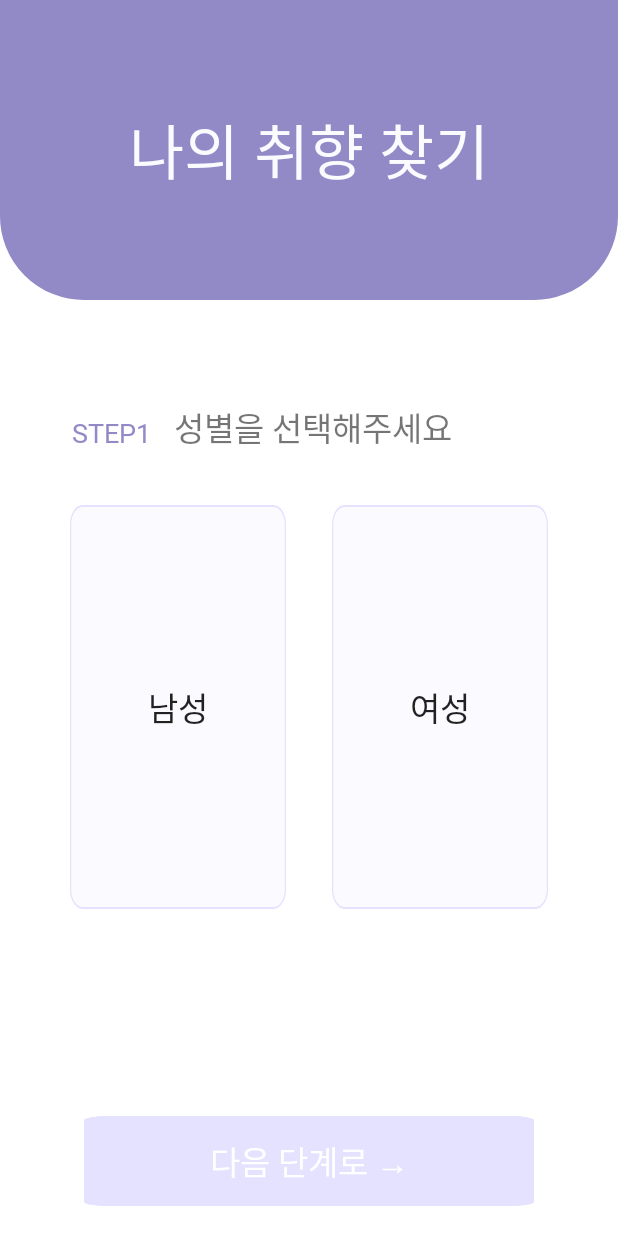
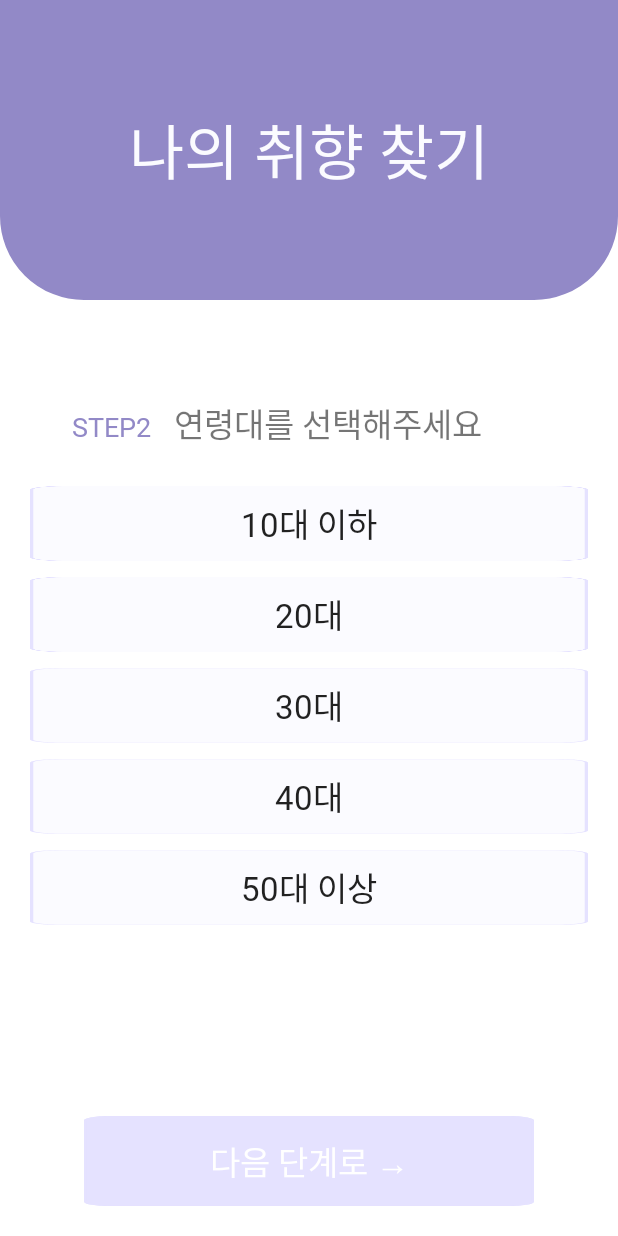
Before and after one commit to moonyy7012/Book_Love_Project, an Android app: the CollectActivity screen opened directly, with no data from a screen before it, after a tap on "다음 단계로 →", on a phone screen of 412 x 824 dp. Run offline under Robolectric (Android 15) with nearby library versions, the phone set to English and light mode, and no system bars.

Commit message:
[Design] 연령대 수집 UI 완료 💄

```diff
--- a/BookLoveAndroid/app/src/main/java/com/moon/booklove_android/activity/CollectActivity.kt
+++ b/BookLoveAndroid/app/src/main/java/com/moon/booklove_android/activity/CollectActivity.kt
@@ -5,7 +5,9 @@ import androidx.appcompat.app.AppCompatActivity
 import com.google.android.material.tabs.TabLayoutMediator
 import com.moon.booklove_android.R
 import com.moon.booklove_android.databinding.ActivityCollectBinding
+import com.moon.booklove_android.fragment.CollectAgeFragment
 import com.moon.booklove_android.fragment.CollectGenderFragment
+import com.moon.booklove_android.fragment.CollectInterestFragment
 
 class CollectActivity : AppCompatActivity() {
 
@@ -19,5 +21,14 @@ class CollectActivity : AppCompatActivity() {
 
     }
 
+    fun openFragment(num: Int){
+        val transaction = supportFragmentManager.beginTransaction()
+        when(num){
+            1 -> transaction.replace(R.id.frameLayout, CollectGenderFragment())
+            2 -> transaction.replace(R.id.frameLayout, CollectAgeFragment())
+            3 -> transaction.replace(R.id.frameLayout, CollectInterestFragment())
+        }
+        transaction.commit()
+    }
 
 }
--- /dev/null
+++ b/BookLoveAndroid/app/src/main/java/com/moon/booklove_android/fragment/CollectAgeFragment.kt
@@ -0,0 +1,66 @@
+package com.moon.booklove_android.fragment
+
+import android.os.Bundle
+import android.view.LayoutInflater
+import android.view.View
+import android.view.ViewGroup
+import androidx.appcompat.widget.AppCompatButton
+import androidx.fragment.app.Fragment
+import com.moon.booklove_android.R
+import com.moon.booklove_android.activity.CollectActivity
+import com.moon.booklove_android.databinding.FragmentCollectAgeBinding
+
+class CollectAgeFragment  : Fragment(){
+    private lateinit var binding: FragmentCollectAgeBinding
+    private lateinit var nextButton: AppCompatButton
+
+    override fun onCreate(savedInstanceState: Bundle?) {
+        super.onCreate(savedInstanceState)
+    }
+
+    override fun onCreateView(
+        inflater: LayoutInflater, container: ViewGroup?,
+        savedInstanceState: Bundle?
+    ): View {
+        binding = FragmentCollectAgeBinding.inflate(inflater, container, false)
+        return binding.root
+    }
+
+    override fun onViewCreated(view: View, savedInstanceState: Bundle?) {
+        super.onViewCreated(view, savedInstanceState)
+        nextButton = (activity as CollectActivity).findViewById(R.id.nextStepButton)
+        nextButton.setBackgroundResource(R.drawable.dark_box_rectangle)
+        binding.teenagerButton.setOnClickListener {
+            clickButton(binding.teenagerButton)
+        }
+        binding.twentiesButton.setOnClickListener {
+            clickButton(binding.twentiesButton)
+        }
+        binding.thirtiesButton.setOnClickListener {
+            clickButton(binding.thirtiesButton)
+        }
+        binding.fourtiesButton.setOnClickListener {
+            clickButton(binding.fourtiesButton)
+        }
+        binding.fiftiesButton.setOnClickListener {
+            clickButton(binding.fiftiesButton)
+        }
+
+        nextButton.setOnClickListener {
+            (activity as CollectActivity).openFragment(3)
+        }
+
+    }
+
+    private fun clickButton(clickedButton: AppCompatButton){
+        binding.teenagerButton.setBackgroundResource(R.drawable.light_box_rectangle)
+        binding.twentiesButton.setBackgroundResource(R.drawable.light_box_rectangle)
+        binding.thirtiesButton.setBackgroundResource(R.drawable.light_box_rectangle)
+        binding.fourtiesButton.setBackgroundResource(R.drawable.light_box_rectangle)
+        binding.fiftiesButton.setBackgroundResource(R.drawable.light_box_rectangle)
+        clickedButton.setBackgroundResource(R.drawable.dark_box_rectangle)
+        nextButton.setBackgroundResource(R.drawable.complete_rectangle)
+    }
+
+
+}
--- a/BookLoveAndroid/app/src/main/java/com/moon/booklove_android/fragment/CollectGenderFragment.kt
+++ b/BookLoveAndroid/app/src/main/java/com/moon/booklove_android/fragment/CollectGenderFragment.kt
@@ -47,7 +47,7 @@ class CollectGenderFragment  : Fragment(){
         }
 
         nextButton.setOnClickListener {
-
+            (activity as CollectActivity).openFragment(2)
         }
 
     }
--- /dev/null
+++ b/BookLoveAndroid/app/src/main/java/com/moon/booklove_android/fragment/CollectInterestFragment.kt
@@ -0,0 +1,65 @@
+package com.moon.booklove_android.fragment
+
+import android.os.Bundle
+import android.view.LayoutInflater
+import android.view.View
+import android.view.ViewGroup
+import androidx.appcompat.widget.AppCompatButton
+import androidx.fragment.app.Fragment
+import com.moon.booklove_android.R
+import com.moon.booklove_android.activity.CollectActivity
+import com.moon.booklove_android.databinding.FragmentCollectAgeBinding
+
+class CollectInterestFragment  : Fragment(){
+    private lateinit var binding: FragmentCollectAgeBinding
+    private lateinit var nextButton: AppCompatButton
+
+    override fun onCreate(savedInstanceState: Bundle?) {
+        super.onCreate(savedInstanceState)
+    }
+
+    override fun onCreateView(
+        inflater: LayoutInflater, container: ViewGroup?,
+        savedInstanceState: Bundle?
+    ): View {
+        binding = FragmentCollectAgeBinding.inflate(inflater, container, false)
+        return binding.root
+    }
+
+    override fun onViewCreated(view: View, savedInstanceState: Bundle?) {
+        super.onViewCreated(view, savedInstanceState)
+        nextButton = (activity as CollectActivity).findViewById(R.id.nextStepButton)
+        binding.teenagerButton.setOnClickListener {
+            clickButton(binding.teenagerButton)
+        }
+        binding.twentiesButton.setOnClickListener {
+            clickButton(binding.twentiesButton)
+        }
+        binding.thirtiesButton.setOnClickListener {
+            clickButton(binding.thirtiesButton)
+        }
+        binding.fourtiesButton.setOnClickListener {
+            clickButton(binding.fourtiesButton)
+        }
+        binding.fiftiesButton.setOnClickListener {
+            clickButton(binding.fiftiesButton)
+        }
+
+        nextButton.setOnClickListener {
+
+        }
+
+    }
+
+    private fun clickButton(clickedButton: AppCompatButton){
+        binding.teenagerButton.setBackgroundResource(R.drawable.light_box_rectangle)
+        binding.twentiesButton.setBackgroundResource(R.drawable.light_box_rectangle)
+        binding.thirtiesButton.setBackgroundResource(R.drawable.light_box_rectangle)
+        binding.fourtiesButton.setBackgroundResource(R.drawable.light_box_rectangle)
+        binding.fiftiesButton.setBackgroundResource(R.drawable.light_box_rectangle)
+        clickedButton.setBackgroundResource(R.drawable.dark_box_rectangle)
+        nextButton.setBackgroundResource(R.drawable.complete_rectangle)
+    }
+
+
+}
--- a/BookLoveAndroid/app/src/main/res/layout/activity_collect.xml
+++ b/BookLoveAndroid/app/src/main/res/layout/activity_collect.xml
@@ -55,6 +55,8 @@
         android:id="@+id/frameLayout"
         android:layout_width="match_parent"
         android:layout_height="430dp"
+        android:layout_marginBottom="10dp"
+        app:layout_constraintBottom_toTopOf="@+id/nextStepButton"
         app:layout_constraintEnd_toEndOf="parent"
         app:layout_constraintHorizontal_bias="0.0"
         app:layout_constraintStart_toStartOf="parent"
--- /dev/null
+++ b/BookLoveAndroid/app/src/main/res/layout/fragment_collect_age.xml
@@ -0,0 +1,115 @@
+<?xml version="1.0" encoding="utf-8"?>
+<androidx.constraintlayout.widget.ConstraintLayout xmlns:android="http://schemas.android.com/apk/res/android"
+    xmlns:app="http://schemas.android.com/apk/res-auto"
+    xmlns:tools="http://schemas.android.com/tools"
+    android:layout_width="match_parent"
+    android:layout_height="match_parent"
+    android:background="@color/white">
+
+
+    <TextView
+        android:id="@+id/textView5"
+        android:layout_width="wrap_content"
+        android:layout_height="wrap_content"
+        android:layout_marginStart="48dp"
+        android:layout_marginTop="20dp"
+        android:fontFamily="@font/cafe24surround"
+        android:text="@string/step2"
+        android:textColor="@color/dark_purple"
+        android:textSize="18sp"
+        app:layout_constraintStart_toStartOf="parent"
+        app:layout_constraintTop_toTopOf="parent" />
+
+    <TextView
+        android:id="@+id/textView3"
+        android:layout_width="wrap_content"
+        android:layout_height="wrap_content"
+        android:layout_marginStart="15dp"
+        android:layout_marginTop="13dp"
+        android:fontFamily="@font/kopubworld_dotum_bold"
+        android:text="@string/guide_age"
+        android:textSize="22sp"
+        app:layout_constraintStart_toEndOf="@+id/textView5"
+        app:layout_constraintTop_toTopOf="parent" />
+
+    <LinearLayout
+        android:id="@+id/linearLayout"
+        android:layout_width="match_parent"
+        android:layout_height="450dp"
+        android:layout_marginTop="20dp"
+        android:orientation="vertical"
+        android:paddingHorizontal="20dp"
+        app:layout_constraintStart_toStartOf="parent"
+        app:layout_constraintTop_toBottomOf="@+id/textView3">
+
+        <androidx.appcompat.widget.AppCompatButton
+            android:id="@+id/teenagerButton"
+            android:layout_width="match_parent"
+            android:layout_height="50dp"
+            android:layout_alignParentLeft="true"
+            android:layout_alignParentTop="true"
+            android:layout_marginVertical="5dp"
+            android:background="@drawable/light_box_rectangle"
+            android:fontFamily="@font/kopubworld_dotum_medium"
+            android:text="@string/teenager"
+            android:textSize="22sp"
+            tools:layout_editor_absoluteX="40dp"
+            tools:layout_editor_absoluteY="231dp" />
+
+        <androidx.appcompat.widget.AppCompatButton
+            android:id="@+id/twentiesButton"
+            android:layout_width="match_parent"
+            android:layout_height="50dp"
+            android:layout_alignParentLeft="true"
+            android:layout_alignParentTop="true"
+            android:layout_marginVertical="5dp"
+            android:background="@drawable/light_box_rectangle"
+            android:fontFamily="@font/kopubworld_dotum_medium"
+            android:text="@string/twenties"
+            android:textSize="22sp"
+            tools:layout_editor_absoluteX="40dp"
+            tools:layout_editor_absoluteY="231dp" />
+
+        <androidx.appcompat.widget.AppCompatButton
+            android:id="@+id/thirtiesButton"
+            android:layout_width="match_parent"
+            android:layout_height="50dp"
+            android:layout_alignParentLeft="true"
+            android:layout_alignParentTop="true"
+            android:layout_marginVertical="5dp"
+            android:background="@drawable/light_box_rectangle"
+            android:fontFamily="@font/kopubworld_dotum_medium"
+            android:text="@string/thirties"
+            android:textSize="22sp"
+            tools:layout_editor_absoluteX="40dp"
+            tools:layout_editor_absoluteY="231dp" />
+
+        <androidx.appcompat.widget.AppCompatButton
+            android:id="@+id/fourtiesButton"
+            android:layout_width="match_parent"
+            android:layout_height="50dp"
+            android:layout_alignParentLeft="true"
+            android:layout_alignParentTop="true"
+            android:layout_marginVertical="5dp"
+            android:background="@drawable/light_box_rectangle"
+            android:fontFamily="@font/kopubworld_dotum_medium"
+            android:text="@string/fourties"
+            android:textSize="22sp"
+            tools:layout_editor_absoluteX="40dp"
+            tools:layout_editor_absoluteY="231dp" />
+
+        <androidx.appcompat.widget.AppCompatButton
+            android:id="@+id/fiftiesButton"
+            android:layout_width="match_parent"
+            android:layout_height="50dp"
+            android:layout_alignParentLeft="true"
+            android:layout_alignParentTop="true"
+            android:layout_marginVertical="5dp"
+            android:background="@drawable/light_box_rectangle"
+            android:fontFamily="@font/kopubworld_dotum_medium"
+            android:text="@string/fifties"
+            android:textSize="22sp"
+            tools:layout_editor_absoluteX="40dp"
+            tools:layout_editor_absoluteY="231dp" />
+    </LinearLayout>
+</androidx.constraintlayout.widget.ConstraintLayout>
--- a/BookLoveAndroid/app/src/main/res/values/strings.xml
+++ b/BookLoveAndroid/app/src/main/res/values/strings.xml
@@ -11,8 +11,15 @@
     <string name="socialLogIn">소셜 로그인</string>
     <string name="findTaste">나의 취향 찾기</string>
     <string name="guide_gender">성별을 선택해주세요</string>
+    <string name="guide_age">연령대를 선택해주세요</string>
     <string name="male">남성</string>
     <string name="female">여성</string>
+    <string name="teenager">10대 이하</string>
+    <string name="twenties">20대</string>
+    <string name="thirties">30대</string>
+    <string name="fourties">40대</string>
+    <string name="fifties">50대 이상</string>
+
     <string name="step1">STEP1</string>
     <string name="step2">STEP2</string>
     <string name="step3">STEP3</string>
```
